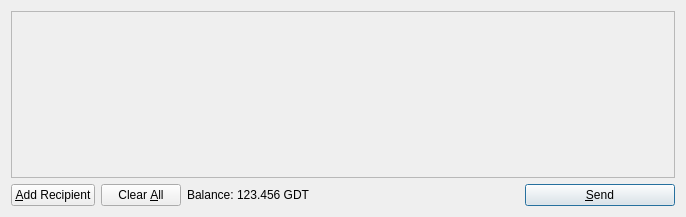
Before: the Qt Designer form src/qt/forms/sendcoinsdialog.ui in sdmathis/golddust, drawn with Qt 5.
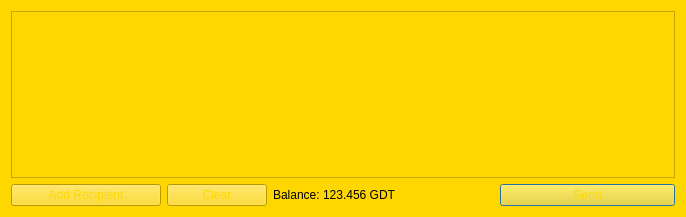
After: the same form once the commit is applied. Icons and pictures are not drawn.

Patch:
```diff
--- a/src/qt/forms/sendcoinsdialog.ui
+++ b/src/qt/forms/sendcoinsdialog.ui
@@ -13,6 +13,9 @@
   <property name="windowTitle">
    <string>Send Coins</string>
   </property>
+  <property name="styleSheet">
+   <string notr="true">background-color: rgb(255, 215, 0);</string>
+  </property>
   <layout class="QVBoxLayout" name="verticalLayout">
    <item>
     <widget class="QScrollArea" name="scrollArea">
@@ -25,7 +28,7 @@
         <x>0</x>
         <y>0</y>
         <width>666</width>
-        <height>165</height>
+        <height>163</height>
        </rect>
       </property>
       <layout class="QVBoxLayout" name="verticalLayout_2">
@@ -60,15 +63,26 @@
     <layout class="QHBoxLayout" name="horizontalLayout">
      <item>
       <widget class="QPushButton" name="addButton">
+       <property name="minimumSize">
+        <size>
+         <width>150</width>
+         <height>0</height>
+        </size>
+       </property>
        <property name="toolTip">
         <string>Send to multiple recipients at once</string>
        </property>
+       <property name="whatsThis">
+        <string>&lt;html&gt;&lt;head/&gt;&lt;body&gt;&lt;p&gt;&lt;br/&gt;&lt;/p&gt;&lt;/body&gt;&lt;/html&gt;</string>
+       </property>
+       <property name="styleSheet">
+        <string notr="true">font: 11pt &quot;MS Shell Dlg 2&quot;;
+color: rgb(255, 215, 0);
+background-image: url(:/icons/background1);
+</string>
+       </property>
        <property name="text">
-        <string>&amp;Add Recipient</string>
-       </property>
-       <property name="icon">
-        <iconset resource="../bitcoin.qrc">
-         <normaloff>:/icons/add</normaloff>:/icons/add</iconset>
+        <string>Add Recipient</string>
        </property>
        <property name="autoDefault">
         <bool>false</bool>
@@ -83,15 +97,22 @@
          <verstretch>0</verstretch>
         </sizepolicy>
        </property>
+       <property name="minimumSize">
+        <size>
+         <width>100</width>
+         <height>0</height>
+        </size>
+       </property>
        <property name="toolTip">
         <string>Remove all transaction fields</string>
        </property>
-       <property name="text">
-        <string>Clear &amp;All</string>
+       <property name="styleSheet">
+        <string notr="true">font: 11pt &quot;MS Shell Dlg 2&quot;;
+color: rgb(255,215,0);
+background-image: url(:/icons/background1);</string>
        </property>
-       <property name="icon">
-        <iconset resource="../bitcoin.qrc">
-         <normaloff>:/icons/remove</normaloff>:/icons/remove</iconset>
+       <property name="text">
+        <string>Clear</string>
        </property>
        <property name="autoRepeatDelay">
         <number>300</number>
@@ -108,6 +129,10 @@
        </property>
        <item>
         <widget class="QLabel" name="label">
+         <property name="styleSheet">
+          <string notr="true">font: 11pt &quot;MS Shell Dlg 2&quot;;
+selection-color: rgb(0, 0, 0);</string>
+         </property>
          <property name="text">
           <string>Balance:</string>
          </property>
@@ -118,6 +143,9 @@
          <property name="cursor">
           <cursorShape>IBeamCursor</cursorShape>
          </property>
+         <property name="styleSheet">
+          <string notr="true">font: 11pt &quot;MS Shell Dlg 2&quot;;</string>
+         </property>
          <property name="text">
           <string>123.456 GDT</string>
          </property>
@@ -145,19 +173,20 @@
       <widget class="QPushButton" name="sendButton">
        <property name="minimumSize">
         <size>
-         <width>150</width>
+         <width>175</width>
          <height>0</height>
         </size>
        </property>
        <property name="toolTip">
         <string>Confirm the send action</string>
        </property>
-       <property name="text">
-        <string>&amp;Send</string>
+       <property name="styleSheet">
+        <string notr="true">font: 11pt &quot;MS Shell Dlg 2&quot;;
+color: rgb(255, 215, 0);
+background-image: url(:/icons/background1);</string>
        </property>
-       <property name="icon">
-        <iconset resource="../bitcoin.qrc">
-         <normaloff>:/icons/send</normaloff>:/icons/send</iconset>
+       <property name="text">
+        <string>Send</string>
        </property>
        <property name="default">
         <bool>true</bool>
```
Left out of the diff: 15 changed lines with no effect on the pictures.
